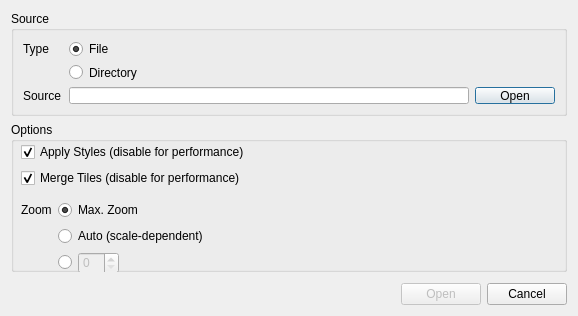
This is ui/dlg_file_connection.ui in geometalab/Vector-Tiles-Reader-QGIS-Plugin as Qt 5 draws it before an edit. The edited form follows.
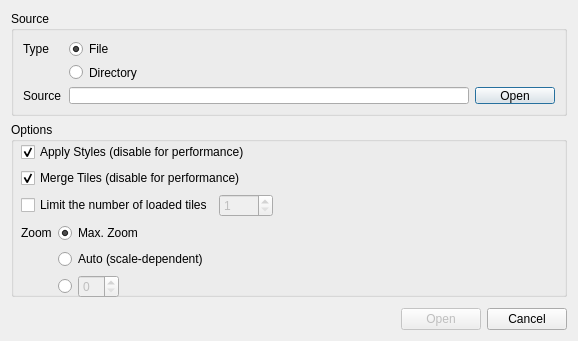
This is the edited form. Icons and pictures are not drawn.

```diff
--- a/ui/dlg_file_connection.ui
+++ b/ui/dlg_file_connection.ui
@@ -10,7 +10,7 @@
     <x>0</x>
     <y>0</y>
     <width>578</width>
-    <height>316</height>
+    <height>341</height>
    </rect>
   </property>
   <property name="sizePolicy">
@@ -171,7 +171,7 @@
      <property name="minimumSize">
       <size>
        <width>0</width>
-       <height>150</height>
+       <height>175</height>
       </size>
      </property>
      <property name="maximumSize">
@@ -189,7 +189,7 @@
         <x>10</x>
         <y>20</y>
         <width>541</width>
-        <height>131</height>
+        <height>179</height>
        </rect>
       </property>
       <layout class="QFormLayout" name="formLayout_2">
@@ -284,7 +284,7 @@
            <property name="minimumSize">
             <size>
              <width>0</width>
-             <height>22</height>
+             <height>21</height>
             </size>
            </property>
           </widget>
@@ -304,18 +304,38 @@
          </item>
         </layout>
        </item>
-       <item row="2" column="0">
-        <spacer name="verticalSpacer">
-         <property name="orientation">
-          <enum>Qt::Vertical</enum>
+       <item row="2" column="0" colspan="2">
+        <layout class="QGridLayout" name="gridLayout_5" columnstretch="0,1">
+         <property name="horizontalSpacing">
+          <number>6</number>
          </property>
-         <property name="sizeHint" stdset="0">
-          <size>
-           <width>20</width>
-           <height>40</height>
-          </size>
-         </property>
-        </spacer>
+         <item row="1" column="1" alignment="Qt::AlignLeft|Qt::AlignVCenter">
+          <widget class="QSpinBox" name="spinNrOfLoadedTiles">
+           <property name="enabled">
+            <bool>false</bool>
+           </property>
+           <property name="minimumSize">
+            <size>
+             <width>0</width>
+             <height>21</height>
+            </size>
+           </property>
+           <property name="minimum">
+            <number>1</number>
+           </property>
+           <property name="maximum">
+            <number>9999</number>
+           </property>
+          </widget>
+         </item>
+         <item row="1" column="0" alignment="Qt::AlignLeft|Qt::AlignVCenter">
+          <widget class="QCheckBox" name="chkLimitNrOfTiles">
+           <property name="text">
+            <string>Limit the number of loaded tiles</string>
+           </property>
+          </widget>
+         </item>
+        </layout>
        </item>
       </layout>
      </widget>
@@ -368,7 +388,7 @@
     </layout>
    </item>
    <item row="2" column="0">
-    <spacer name="verticalSpacer_2">
+    <spacer name="verticalSpacer">
      <property name="orientation">
       <enum>Qt::Vertical</enum>
      </property>
```
